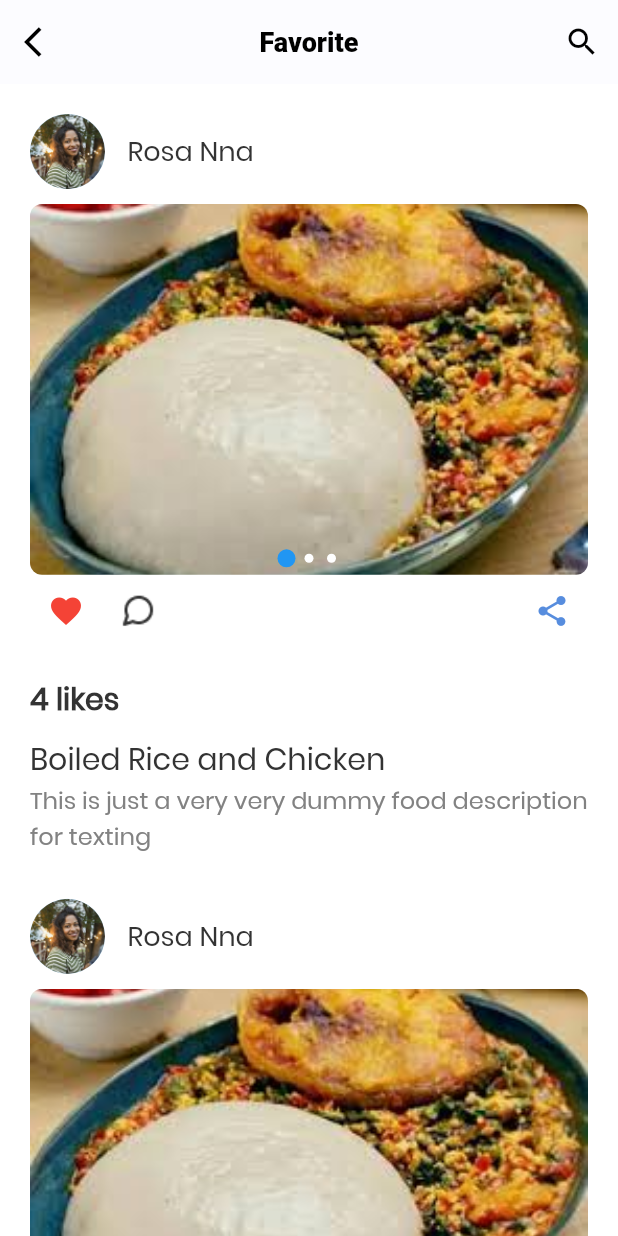
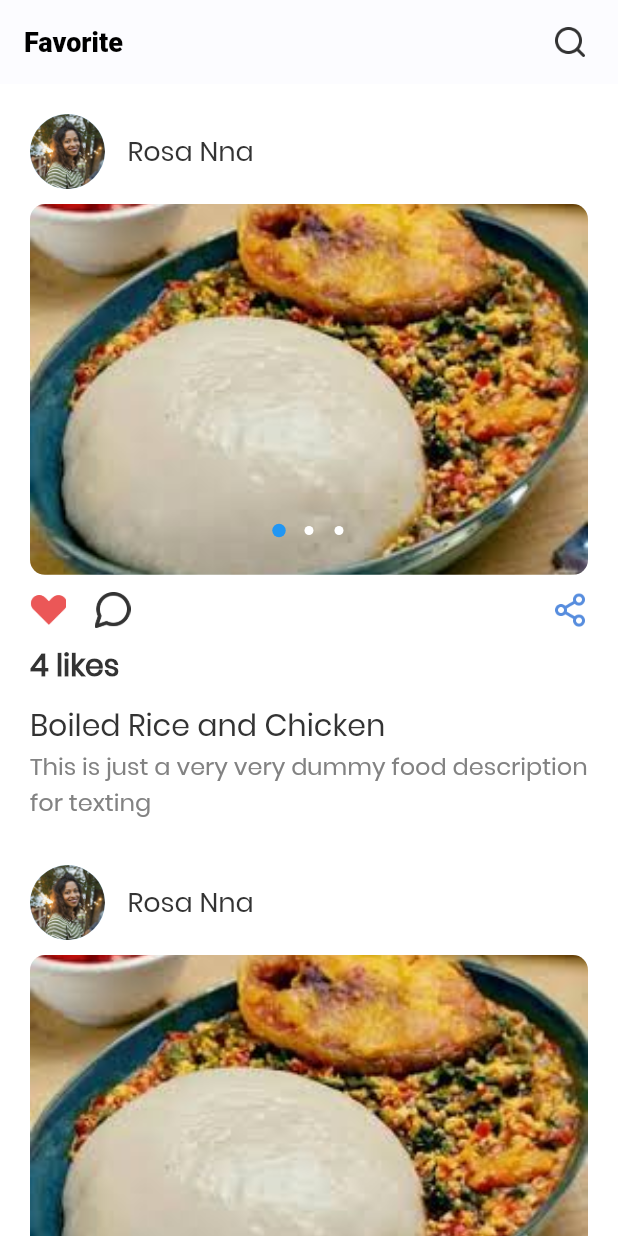
Before and after one commit to hngi/mobileforce-iCook, a Flutter app: the screen it shows after launch, on a phone screen of 412 x 824 dp. Run offline on Flutter 3.47's test engine with Material 2 defaults, Android fonts, the light colour scheme and no system bars; drawn by our look-alikes of carousel_pro; our stand-ins replace animated_theme_switcher, connectivity, dio, flutter_screenutil, get, get_it and 5 more; accounts and stored records are empty.

Commit message:
Update the FavoriteScreen design

```diff
--- a/icook_mobile/lib/ui/favorite_screen/favorite_screen.dart
+++ b/icook_mobile/lib/ui/favorite_screen/favorite_screen.dart
@@ -15,13 +15,23 @@ class _FavoriteScreenState extends State<FavoriteScreen> {
       backgroundColor: Colors.white,
       appBar: AppBar(
         title: Text("Favorite"),
-        centerTitle: true,
-        leading: IconButton(
-          icon: Icon(Icons.arrow_back_ios),
-          onPressed: () {},
-        ),
         actions: <Widget>[
-          IconButton(icon: Icon(Icons.search), onPressed: () {})
+          Padding(
+            padding: const EdgeInsets.only(
+                left: 20,
+                right: 20,
+            ),
+            child: InkWell(
+              onTap: (){},
+              child: Image(image:
+
+              AssetImage( "assets/images/search.png"),
+
+                width: 24,
+                height: 24,
+              ),
+            ),
+          ),
         ],
       ),
       body: ListView(
@@ -100,11 +110,15 @@ class _FavoriteScreenState extends State<FavoriteScreen> {
             child: Carousel(
               images: foodImage.map((e) => AssetImage(e)).toList(),
               dotSize: 6.0,
-              dotSpacing: 15.0,
+              dotIncreaseSize: 1.5,
+              dotSpacing: 20.0,
               dotColor: Colors.white,
               dotIncreasedColor: Colors.blue,
               autoplay: false,
               indicatorBgPadding: 5.0,
+              radius: Radius.circular(10),
+              dotVerticalPadding: 20,
+
               dotBgColor: Colors.transparent,
               borderRadius: true,
             ),
@@ -118,32 +132,68 @@ class _FavoriteScreenState extends State<FavoriteScreen> {
                 mainAxisAlignment: MainAxisAlignment.start,
                 mainAxisSize: MainAxisSize.min,
                 children: <Widget>[
-                  IconButton(
-                    icon: Icon(
-                      Icons.favorite,
-                      color: Colors.red,
+
+
+
+                  Padding(
+                    padding: const EdgeInsets.only(
+                        left: 0,
+                        top: 11.5
                     ),
-                    onPressed: () {},
+                    child: InkWell(
+                      onTap: (){},
+                      child: Image(image:
+
+                      AssetImage( "assets/images/like_icon.png"),
+
+                        width: 24,
+                        height: 24,
+                      ),
+                    ),
                   ),
-                  IconButton(
-                    icon: Image.asset(
-                      "assets/images/message-circle.png",
+
+                  Padding(
+                    padding: const EdgeInsets.only(
+                        left: 19,
+                      top: 11.5
                     ),
-                    onPressed: () {},
+                    child: InkWell(
+                      onTap: (){},
+                      child: Image(image:
+
+                      AssetImage( "assets/images/message-circle.png"),
+
+                        width: 24,
+                        height: 24,
+                      ),
+                    ),
                   ),
+
+
                 ],
               ),
-              IconButton(
-                icon: Icon(
-                  Icons.share,
-                  color: Color(0xFF578DDE),
+
+              Padding(
+                padding: const EdgeInsets.only(
+                    left: 19,
+                    top: 11.5
                 ),
-                onPressed: () {},
+                child: InkWell(
+                  onTap: (){},
+                  child: Image(image:
+
+                  AssetImage( "assets/images/share.png"),
+
+                    width: 24,
+                    height: 24,
+                  ),
+                ),
               ),
+
             ],
           ),
           SizedBox(
-            height: 20,
+            height: 10,
           ),
           Text(
             "$likes likes",
```
Also changed, not shown: icook_mobile/assets/images/like_icon.png (added), icook_mobile/assets/images/message-circle.png, icook_mobile/assets/images/search.png (added), icook_mobile/assets/images/share.png (added).
